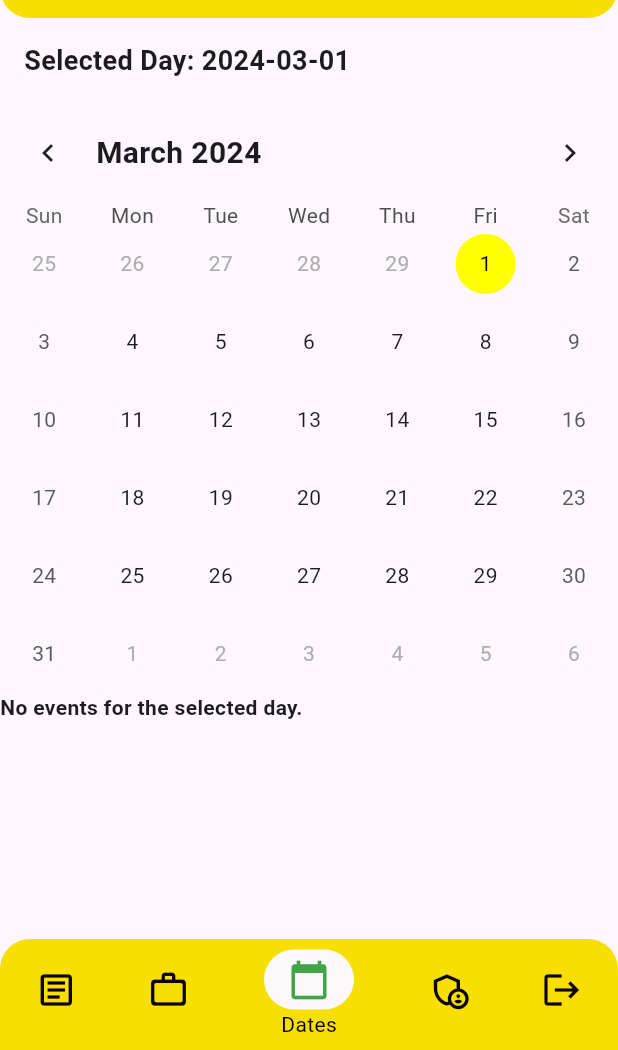
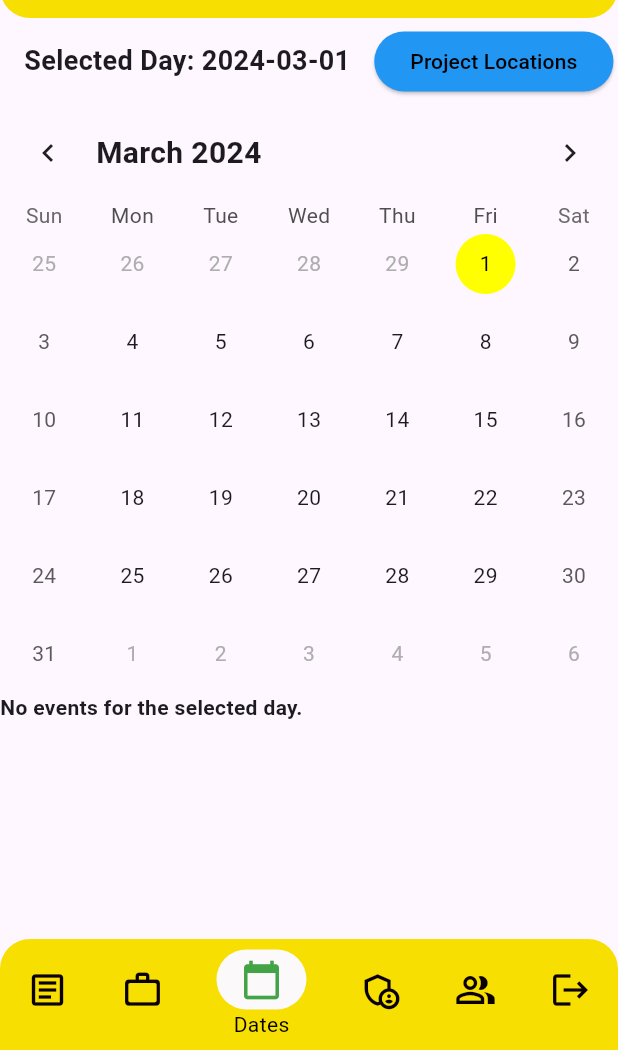
Before and after one commit to KJBotheju/uokleomobileapp, a Flutter app: the screen it shows after launch, item 3 of the bottom bar chosen, on a phone screen of 412 x 824 dp, the part 186-1236 px from its top. Run offline on Flutter 3.47's test engine with Material 3 defaults, Android fonts, the phone set to English and light mode, and no system bars; drawn by our look-alikes of table_calendar; our stand-ins replace cloud_firestore, firebase_auth, firebase_core, firebase_storage, flutter_linkify, google_sign_in and 1 more; accounts and stored records are empty.

Commit message:
add board and location pages

```diff
--- a/lib/NavBar.dart
+++ b/lib/NavBar.dart
@@ -2,6 +2,7 @@ import 'package:firebase_auth/firebase_auth.dart';
 import 'package:flutter/material.dart';
 import 'package:uokleo/screens/SignIn.dart';
 import 'package:uokleo/screens/admin.dart';
+import 'package:uokleo/screens/board.dart';
 import './screens/EventPage.dart';
 import './screens/BlogPage.dart';
 import './screens/Projects.dart';
@@ -19,6 +20,7 @@ class _NavBarState extends State<NavBar> {
     ProjectPage(),
     EventPage(),
     AdminPage(),
+    BoardPage(),
   ];
 
   @override
@@ -38,7 +40,7 @@ class _NavBarState extends State<NavBar> {
               Color.fromARGB(255, 247, 223, 2), // Set the background color here
           elevation: 0, // Set elevation to 0
           onTap: (index) {
-            if (index == 4) {
+            if (index == 5) {
               // Logout action
               _signOut();
             } else {
@@ -69,7 +71,12 @@ class _NavBarState extends State<NavBar> {
               backgroundColor: Color.fromARGB(255, 247, 223, 2),
             ),
             BottomNavigationBarItem(
-              icon: buildIconWithBox(Icons.logout, 4),
+              icon: buildIconWithBox(Icons.people_alt_outlined, 4),
+              label: 'board',
+              backgroundColor: Color.fromARGB(255, 247, 223, 2),
+            ),
+            BottomNavigationBarItem(
+              icon: buildIconWithBox(Icons.logout, 5),
               label: 'Logout',
               backgroundColor: Color.fromARGB(255, 247, 223, 2),
             ),
--- a/lib/screens/EventPage.dart
+++ b/lib/screens/EventPage.dart
@@ -1,6 +1,7 @@
 import 'package:flutter/material.dart';
 import 'package:table_calendar/table_calendar.dart';
 import 'package:cloud_firestore/cloud_firestore.dart';
+import 'package:uokleo/screens/location.dart';
 
 class EventPage extends StatefulWidget {
   const EventPage({Key? key}) : super(key: key);
@@ -98,12 +99,34 @@ class _EventPageState extends State<EventPage> {
                 ],
               ),
             ),
-            Padding(
-              padding: const EdgeInsets.all(16.0),
-              child: Text(
-                'Selected Day: ${_selectedDay.toLocal().toString().split(' ')[0]}',
-                style: TextStyle(fontSize: 18.0, fontWeight: FontWeight.bold),
-              ),
+            Row(
+              children: [
+                Padding(
+                  padding: const EdgeInsets.all(16.0),
+                  child: Text(
+                    'Selected Day: ${_selectedDay.toLocal().toString().split(' ')[0]}',
+                    style:
+                        TextStyle(fontSize: 18.0, fontWeight: FontWeight.bold),
+                  ),
+                ),
+                ElevatedButton(
+                  style: ButtonStyle(
+                    backgroundColor: MaterialStateProperty.all(Colors.blue),
+                  ),
+                  onPressed: () {
+                    Navigator.pushReplacement(
+                      context,
+                      MaterialPageRoute(builder: (context) => LocationPage()),
+                    );
+                  },
+                  child: Text(
+                    'Project Locations',
+                    style: TextStyle(
+                      color: Colors.black,
+                    ),
+                  ),
+                ),
+              ],
             ),
             TableCalendar(
               calendarFormat: _calendarController.calendarFormat,
```
Also changed, not shown: lib/screens/board.dart (added, +32 -0 lines), lib/screens/location.dart (added, +32 -0 lines).
